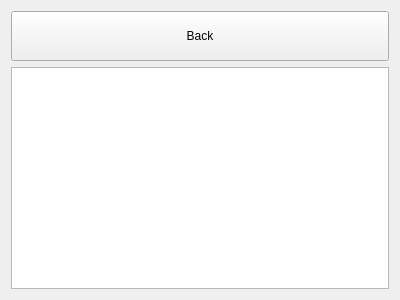
ic005k/Knot-Legacy, file dlgnotes.ui: the form before one commit.
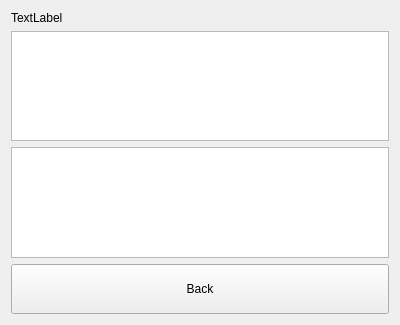
The form after the commit.

```diff
--- a/dlgnotes.ui
+++ b/dlgnotes.ui
@@ -7,14 +7,27 @@
     <x>0</x>
     <y>0</y>
     <width>400</width>
-    <height>300</height>
+    <height>325</height>
    </rect>
   </property>
   <property name="windowTitle">
    <string>Dialog</string>
   </property>
   <layout class="QGridLayout" name="gridLayout">
-   <item row="0" column="0">
+   <item row="2" column="0">
+    <widget class="QTextBrowser" name="textBrowser"/>
+   </item>
+   <item row="1" column="0">
+    <widget class="QTextEdit" name="textEdit">
+     <property name="sizePolicy">
+      <sizepolicy hsizetype="Expanding" vsizetype="Expanding">
+       <horstretch>0</horstretch>
+       <verstretch>0</verstretch>
+      </sizepolicy>
+     </property>
+    </widget>
+   </item>
+   <item row="3" column="0">
     <widget class="QToolButton" name="btnBack">
      <property name="sizePolicy">
       <sizepolicy hsizetype="Preferred" vsizetype="Fixed">
@@ -33,8 +46,12 @@
      </property>
     </widget>
    </item>
-   <item row="1" column="0">
-    <widget class="QTextEdit" name="textEdit"/>
+   <item row="0" column="0">
+    <widget class="QLabel" name="lblTitle">
+     <property name="text">
+      <string>TextLabel</string>
+     </property>
+    </widget>
    </item>
   </layout>
  </widget>
```
